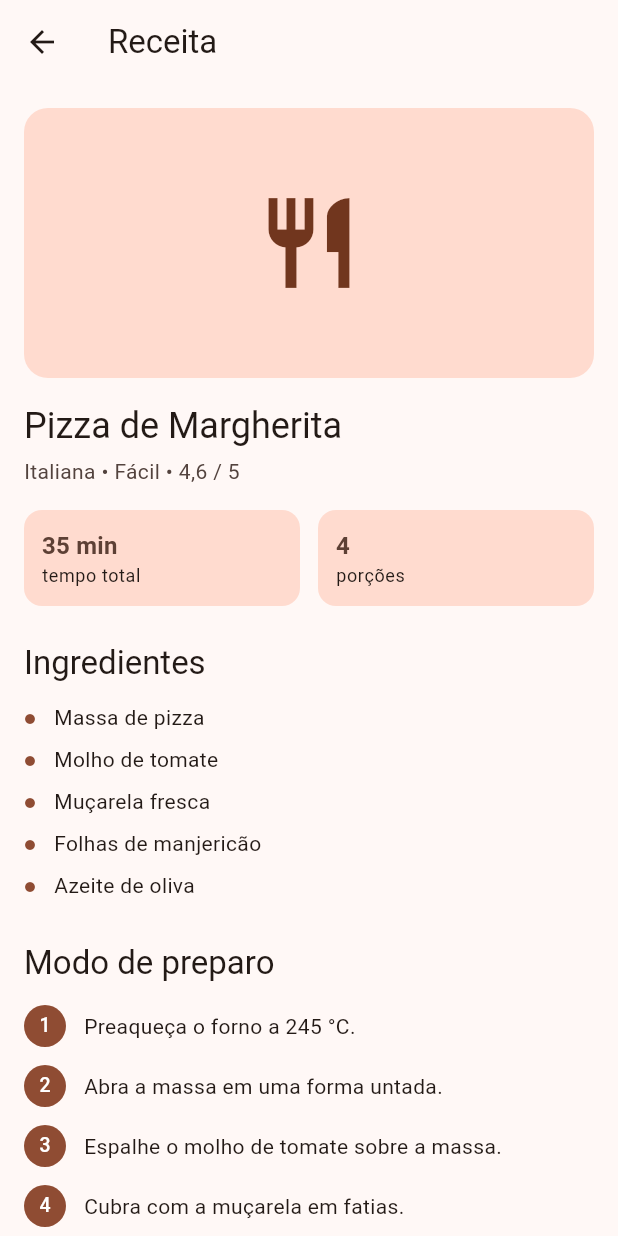
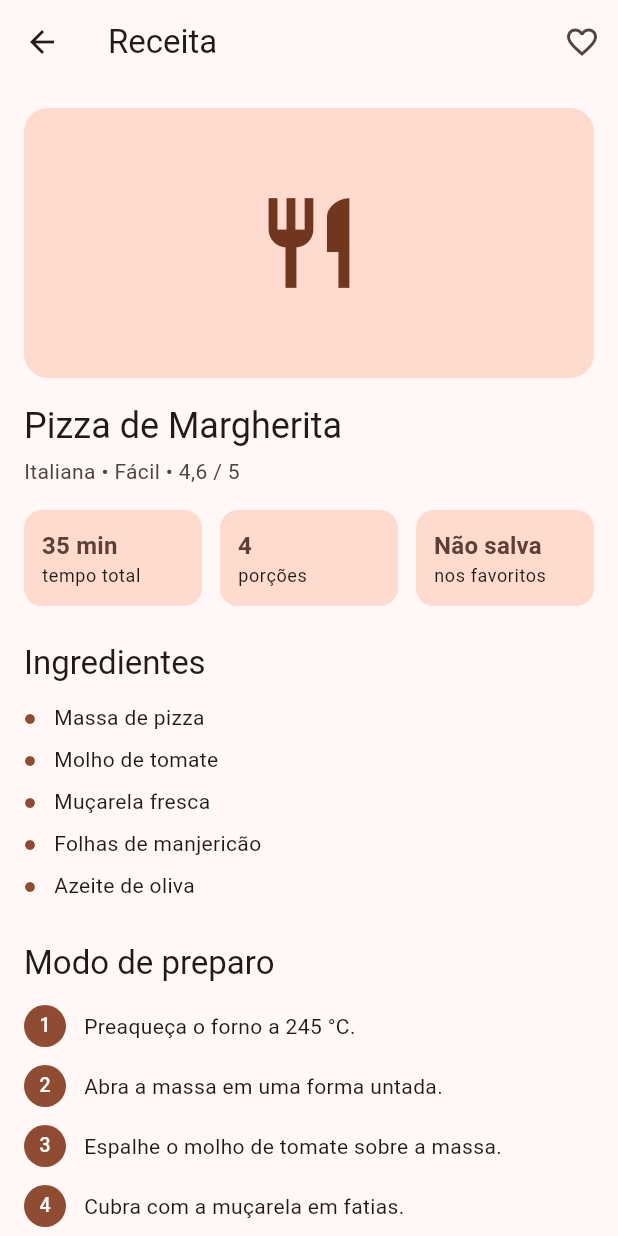
Before and after one commit to Pedro-Levandowski/prato_cheio, a Flutter app: the DetalhesPage screen opened directly with sample values from the repository, on a phone screen of 412 x 824 dp. Run offline on Flutter 3.47's test engine with Material 3 defaults, Android fonts, the phone set to English and light mode, and no system bars.

Commit message:
Quarta Parte - Favoritos

```diff
--- /dev/null
+++ b/lib/data/favoritos.dart
@@ -0,0 +1,20 @@
+import 'package:flutter/foundation.dart';
+
+import '../models/receita.dart';
+
+class Favoritos extends ChangeNotifier {
+  final List<Receita> _receitas = [];
+
+  List<Receita> get receitas => List.unmodifiable(_receitas);
+
+  bool contem(Receita receita) => _receitas.any((r) => r.id == receita.id);
+
+  void alternar(Receita receita) {
+    if (contem(receita)) {
+      _receitas.removeWhere((r) => r.id == receita.id);
+    } else {
+      _receitas.add(receita);
+    }
+    notifyListeners();
+  }
+}
--- a/lib/main.dart
+++ b/lib/main.dart
@@ -1,5 +1,5 @@
 import 'package:flutter/material.dart';
-import 'pages/home_page.dart';
+import 'pages/principal_page.dart';
 
 void main() {
   runApp(const PratoCheioApp());
@@ -17,7 +17,7 @@ class PratoCheioApp extends StatelessWidget {
         colorScheme: ColorScheme.fromSeed(seedColor: const Color(0xFFE65100)),
         useMaterial3: true,
       ),
-      home: const HomePage(),
+      home: const PrincipalPage(),
     );
   }
 }
--- a/lib/pages/detalhes_page.dart
+++ b/lib/pages/detalhes_page.dart
@@ -1,11 +1,18 @@
 import 'package:flutter/material.dart';
 
+import '../data/favoritos.dart';
 import '../models/receita.dart';
+import '../widgets/card_receita.dart';
 
 class DetalhesPage extends StatelessWidget {
-  const DetalhesPage({super.key, required this.receita});
+  const DetalhesPage({
+    super.key,
+    required this.receita,
+    required this.favoritos,
+  });
 
   final Receita receita;
+  final Favoritos favoritos;
 
   @override
   Widget build(BuildContext context) {
@@ -18,7 +25,10 @@ class DetalhesPage extends StatelessWidget {
     ].join(' • ');
 
     return Scaffold(
-      appBar: AppBar(title: const Text('Receita')),
+      appBar: AppBar(
+        title: const Text('Receita'),
+        actions: [BotaoFavorito(receita: receita, favoritos: favoritos)],
+      ),
       body: ListView(
         padding: const EdgeInsets.all(16),
         children: [
@@ -59,6 +69,15 @@ class DetalhesPage extends StatelessWidget {
                     rotulo: 'porções',
                   ),
                 ),
+              Expanded(
+                child: ListenableBuilder(
+                  listenable: favoritos,
+                  builder: (context, _) => InfoReceita(
+                    valor: favoritos.contem(receita) ? 'Salva' : 'Não salva',
+                    rotulo: 'nos favoritos',
+                  ),
+                ),
+              ),
             ],
           ),
           const SizedBox(height: 24),
--- /dev/null
+++ b/lib/widgets/card_receita.dart
@@ -0,0 +1,108 @@
+import 'package:flutter/material.dart';
+
+import '../data/favoritos.dart';
+import '../models/receita.dart';
+import '../pages/detalhes_page.dart';
+
+class CardReceita extends StatelessWidget {
+  const CardReceita({
+    super.key,
+    required this.receita,
+    required this.favoritos,
+  });
+
+  final Receita receita;
+  final Favoritos favoritos;
+
+  @override
+  Widget build(BuildContext context) {
+    final cores = Theme.of(context).colorScheme;
+    final textos = Theme.of(context).textTheme;
+
+    return Card(
+      clipBehavior: Clip.antiAlias,
+      child: InkWell(
+        onTap: () {
+          Navigator.push(
+            context,
+            MaterialPageRoute(
+              builder: (_) =>
+                  DetalhesPage(receita: receita, favoritos: favoritos),
+            ),
+          );
+        },
+        child: Row(
+          children: [
+            Container(
+              width: 96,
+              height: 96,
+              color: cores.primaryContainer,
+              child: Icon(
+                Icons.restaurant,
+                size: 40,
+                color: cores.onPrimaryContainer,
+              ),
+            ),
+            const SizedBox(width: 12),
+            Expanded(
+              child: Padding(
+                padding: const EdgeInsets.symmetric(vertical: 8),
+                child: Column(
+                  crossAxisAlignment: CrossAxisAlignment.start,
+                  children: [
+                    Text(
+                      receita.nome,
+                      style: textos.titleMedium,
+                      maxLines: 2,
+                      overflow: TextOverflow.ellipsis,
+                    ),
+                    const SizedBox(height: 4),
+                    Text(receita.tempoEDificuldade),
+                    const SizedBox(height: 4),
+                    Row(
+                      children: [
+                        const Icon(Icons.star, size: 18, color: Colors.amber),
+                        const SizedBox(width: 4),
+                        Text(receita.avaliacaoTexto),
+                      ],
+                    ),
+                  ],
+                ),
+              ),
+            ),
+            BotaoFavorito(receita: receita, favoritos: favoritos),
+          ],
+        ),
+      ),
+    );
+  }
+}
+
+class BotaoFavorito extends StatelessWidget {
+  const BotaoFavorito({
+    super.key,
+    required this.receita,
+    required this.favoritos,
+  });
+
+  final Receita receita;
+  final Favoritos favoritos;
+
+  @override
+  Widget build(BuildContext context) {
+    return ListenableBuilder(
+      listenable: favoritos,
+      builder: (context, _) {
+        final salva = favoritos.contem(receita);
+        return IconButton(
+          tooltip: salva ? 'Remover dos favoritos' : 'Adicionar aos favoritos',
+          icon: Icon(
+            salva ? Icons.favorite : Icons.favorite_border,
+            color: salva ? Theme.of(context).colorScheme.primary : null,
+          ),
+          onPressed: () => favoritos.alternar(receita),
+        );
+      },
+    );
+  }
+}
```
Also changed, not shown: lib/pages/favoritos_page.dart (added, +81 -0 lines), lib/pages/home_page.dart (+6 -76 lines), lib/pages/principal_page.dart (added, +56 -0 lines).
